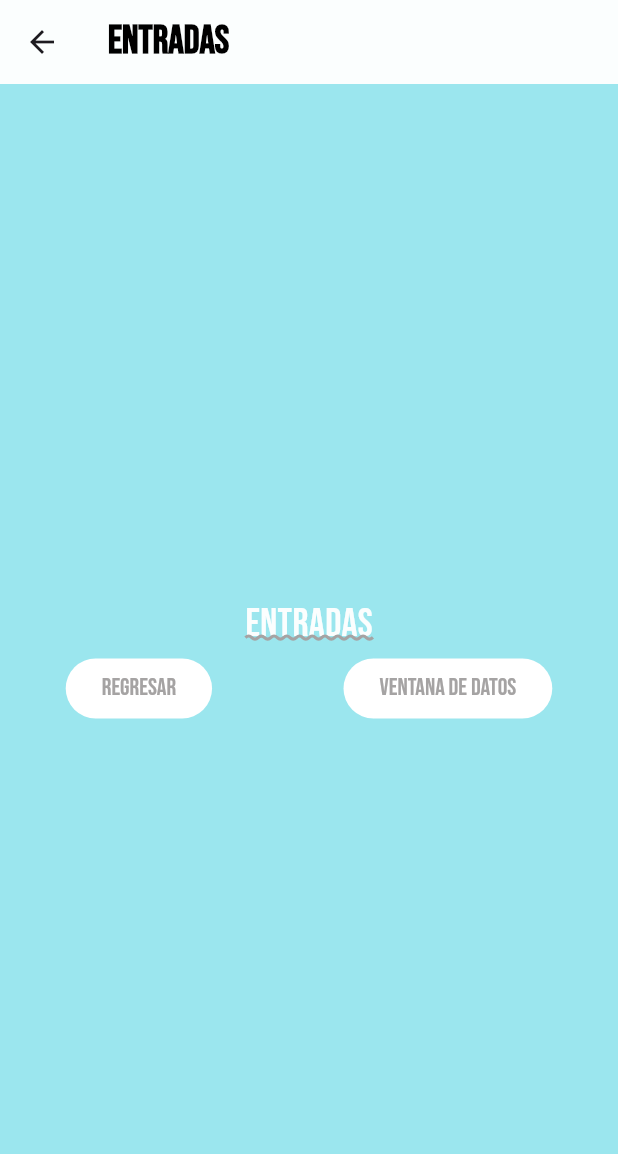
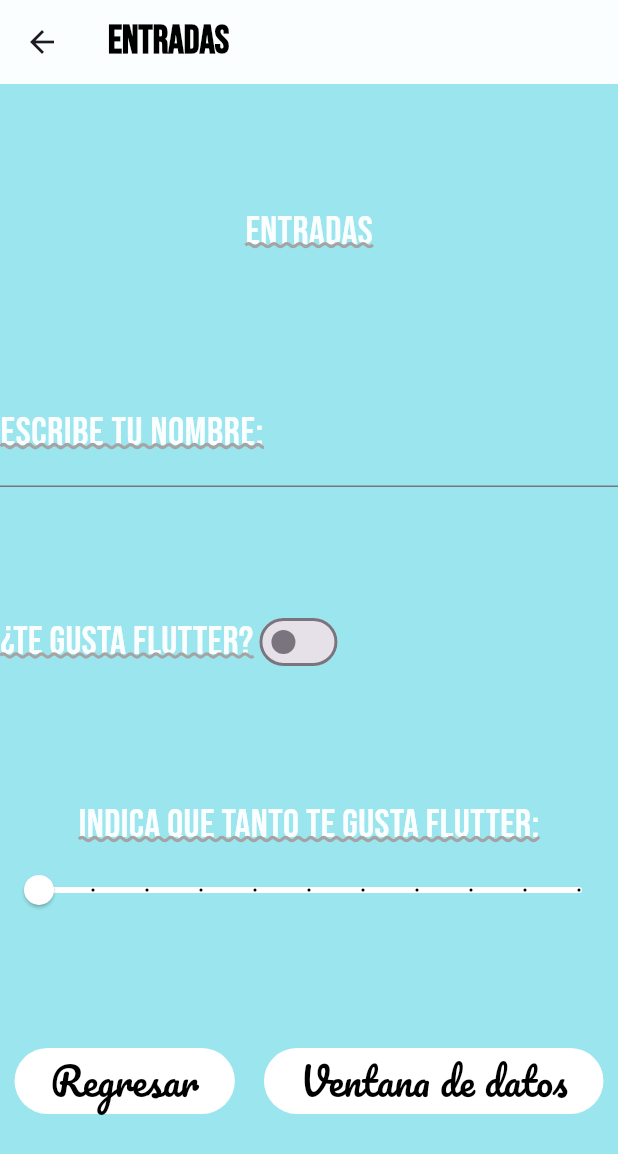
Before and after one commit to imanol0512/componentes_flutter, a Flutter app: the InputsScreen screen opened directly, on a phone screen of 412 x 824 dp. Shown: the top 1154 px of the screen. Run offline on Flutter 3.47's test engine with Material 3 defaults, Android fonts, the phone set to English and light mode, and no system bars; our stand-ins replace google_fonts.

Commit message:
Adding widgets to InputsScreen

```diff
--- a/lib/Screens/inputs_screen.dart
+++ b/lib/Screens/inputs_screen.dart
@@ -9,6 +9,8 @@ class InputsScreen extends StatefulWidget {
 }
 
 class _InputsScreenState extends State<InputsScreen> {
+  bool switchValue = false;
+  double sliderValue = 0.0; //controlar el widget switch
   @override
   Widget build(BuildContext context) {
     return Scaffold(
@@ -16,31 +18,89 @@ class _InputsScreenState extends State<InputsScreen> {
         title: const Text('Entradas'),
       ),
       body: Column(
-        mainAxisAlignment: MainAxisAlignment.center,
+        mainAxisAlignment: MainAxisAlignment.spaceEvenly,
         children: [
           Text(
             'Entradas',
             style: AppTheme.lightTheme.textTheme.headlineLarge,
           ),
-          Row(
+          entradaNombre(),
+          entradaSwitch(),
+          entradaSlider(),
+          const Row(
             mainAxisAlignment: MainAxisAlignment.spaceAround,
             children: [
               ElevatedButton(
                   onPressed: null,
                   child: Text(
                     'Regresar',
-                    style: AppTheme.lightTheme.textTheme.bodySmall,
                   )),
               ElevatedButton(
                   onPressed: null,
                   child: Text(
                     'Ventana de datos',
-                    style: AppTheme.lightTheme.textTheme.bodySmall,
-                  ))
+                  )),
             ],
           ),
         ],
       ),
     );
   }
+
+  TextField entradaNombre() {
+    return TextField(
+      style: AppTheme.lightTheme.textTheme.headlineMedium,
+      decoration: InputDecoration(
+        border: const UnderlineInputBorder(),
+        labelText: 'Escribe tu nombre:',
+        labelStyle: AppTheme.lightTheme.textTheme.headlineLarge,
+      ),
+    );
+  }
+
+  Row entradaSwitch() {
+    return Row(
+      mainAxisAlignment: MainAxisAlignment.start,
+      children: <Widget>[
+        Text(
+          '¿Te gusta flutter?',
+          style: AppTheme.lightTheme.textTheme.headlineLarge,
+        ),
+        Switch(
+            value: switchValue,
+            onChanged: (value) {
+              setState(() {
+                switchValue = value;
+              });
+            }),
+      ],
+    );
+  }
+
+  Column entradaSlider() {
+    return Column(
+      mainAxisAlignment: MainAxisAlignment.center,
+      children: <Widget>[
+        Text(
+          'Indica que tanto te gusta flutter:',
+          style: AppTheme.lightTheme.textTheme.headlineLarge,
+        ),
+        Slider(
+            min: 0.0,
+            max: 10.0,
+            activeColor: const Color.fromARGB(255, 0, 0, 0),
+            thumbColor: Colors.white,
+            inactiveColor: Colors.white,
+            value: sliderValue,
+            divisions: 10,
+            label: '${sliderValue.round()}',
+            onChanged: (value) {
+              setState(() {
+                sliderValue = value;
+                print('Se cambio el slider:$sliderValue');
+              });
+            }),
+      ],
+    );
+  }
 }
--- a/lib/theme/app_theme.dart
+++ b/lib/theme/app_theme.dart
@@ -47,6 +47,11 @@ class AppTheme {
         decorationStyle: TextDecorationStyle.wavy,
         decorationThickness: 1.0,
       ),
+      headlineMedium: GoogleFonts.montserrat(
+        color: Colors.white,
+        fontSize: 21.5,
+        fontWeight: FontWeight.bold,
+      ),
       //estilo para texto muy pequeño
       bodySmall: GoogleFonts.bebasNeue(color: secondaryColor, fontSize: 16.0),
     ),
```
